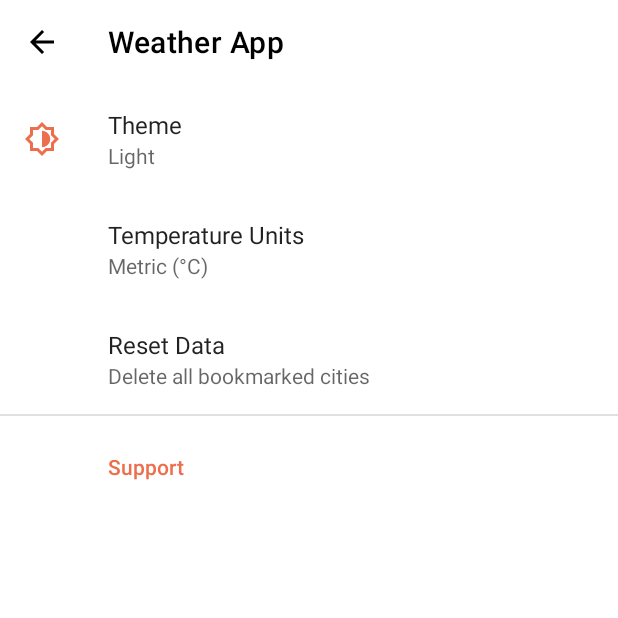
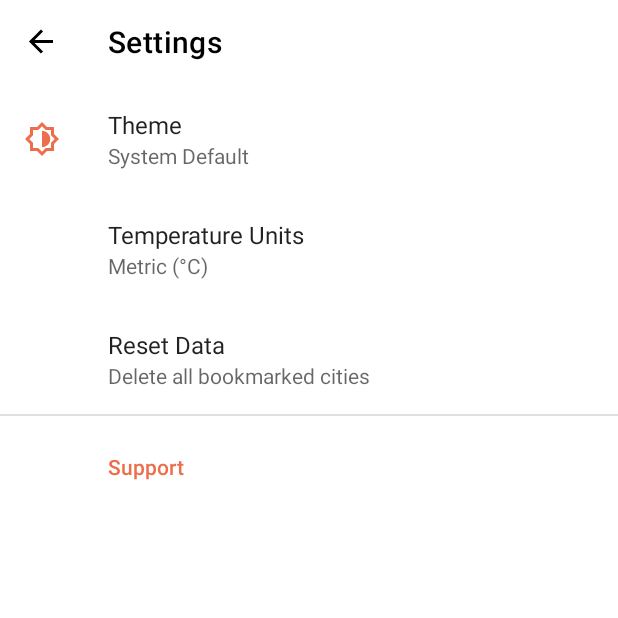
Before and after one commit to s-haji/Open-Weather-App, an Android app: the screen it shows after launch (SettingsActivity before the commit, MainActivity after it), in the options menu, after a tap on "Settings", on a phone screen of 412 x 824 dp, the top half of it. Run offline under Robolectric (Android 15) with nearby library versions, the phone set to English and light mode, and no system bars; our stand-ins replace Dagger/Hilt's generated code, Room's generated code, androidx.preference, navigation-ui; libraries missing offline, so code that uses them is left out: com.jakewharton.retrofit2; 3 statements that could not run were skipped.

Commit message:
chore: Implement Themes Preference Change

```diff
--- a/app/src/main/AndroidManifest.xml
+++ b/app/src/main/AndroidManifest.xml
@@ -22,12 +22,6 @@
                 <category android:name="android.intent.category.LAUNCHER" />
             </intent-filter>
         </activity>
-
-        <activity
-            android:name=".ui.settings.SettingsActivity"
-            android:parentActivityName=".MainActivity"
-            android:theme="@style/Weather.Day" />
-
         <meta-data
             android:name="com.google.android.geo.API_KEY"
             android:value="@string/google_maps_key" />
--- a/app/src/main/java/com/suadahaji/weatherapp/di/ActivityBuildersModule.kt
+++ b/app/src/main/java/com/suadahaji/weatherapp/di/ActivityBuildersModule.kt
@@ -1,7 +1,6 @@
 package com.suadahaji.weatherapp.di
 
 import com.suadahaji.weatherapp.MainActivity
-import com.suadahaji.weatherapp.ui.settings.SettingsActivity
 import dagger.Module
 import dagger.android.ContributesAndroidInjector
 
@@ -9,7 +8,4 @@ import dagger.android.ContributesAndroidInjector
 abstract class ActivityBuildersModule {
     @ContributesAndroidInjector(modules = [FragmentBuildersModule::class])
     abstract fun bindMainActivity(): MainActivity
-
-    @ContributesAndroidInjector()
-    abstract fun bindSettingsActivity(): SettingsActivity
 }
--- a/app/src/main/java/com/suadahaji/weatherapp/ui/citylist/CityListFragment.kt
+++ b/app/src/main/java/com/suadahaji/weatherapp/ui/citylist/CityListFragment.kt
@@ -1,6 +1,5 @@
 package com.suadahaji.weatherapp.ui.citylist
 
-import android.content.Intent
 import android.os.Bundle
 import android.view.*
 import android.widget.SearchView
@@ -17,7 +16,6 @@ import androidx.recyclerview.widget.LinearLayoutManager
 import com.suadahaji.weatherapp.R
 import com.suadahaji.weatherapp.data.models.CityModel
 import com.suadahaji.weatherapp.di.Injectable
-import com.suadahaji.weatherapp.ui.settings.SettingsActivity
 import com.suadahaji.weatherapp.util.UNITS
 import dagger.android.AndroidInjector
 import dagger.android.DispatchingAndroidInjector
@@ -151,7 +149,7 @@ class CityListFragment : Fragment(), Injectable, HasAndroidInjector,
     override fun onOptionsItemSelected(item: MenuItem): Boolean {
         return when (item.itemId) {
             R.id.settings -> {
-                startActivity(Intent(activity, SettingsActivity::class.java))
+                findNavController().navigate(R.id.action_CityListFragment_to_settingsFragment)
                 true
             }
             R.id.help -> {
--- a/app/src/main/java/com/suadahaji/weatherapp/ui/settings/SettingsActivity.kt
+++ /dev/null
@@ -1,26 +0,0 @@
-package com.suadahaji.weatherapp.ui.settings
-
-import android.os.Bundle
-import androidx.appcompat.app.AppCompatActivity
-import com.suadahaji.weatherapp.R
-import dagger.android.AndroidInjector
-import dagger.android.DispatchingAndroidInjector
-import dagger.android.HasAndroidInjector
-import kotlinx.android.synthetic.main.activity_settings.*
-import javax.inject.Inject
-
-class SettingsActivity : AppCompatActivity(), HasAndroidInjector {
-    @Inject
-    lateinit var androidInjector: DispatchingAndroidInjector<Any>
-
-    override fun onCreate(savedInstanceState: Bundle?) {
-        super.onCreate(savedInstanceState)
-        setContentView(R.layout.activity_settings)
-        setSupportActionBar(settingsToolbar)
-        supportActionBar?.setDisplayHomeAsUpEnabled(true)
-    }
-
-    override fun androidInjector(): AndroidInjector<Any> {
-        return androidInjector
-    }
-}
--- a/app/src/main/java/com/suadahaji/weatherapp/ui/settings/SettingsFragment.kt
+++ b/app/src/main/java/com/suadahaji/weatherapp/ui/settings/SettingsFragment.kt
@@ -1,12 +1,39 @@
 package com.suadahaji.weatherapp.ui.settings
 
 import android.os.Bundle
+import androidx.appcompat.app.AppCompatDelegate
+import androidx.preference.ListPreference
+import androidx.preference.Preference
 import androidx.preference.PreferenceFragmentCompat
+import androidx.preference.PreferenceManager
 import com.suadahaji.weatherapp.R
 
 class SettingsFragment : PreferenceFragmentCompat() {
 
     override fun onCreatePreferences(savedInstanceState: Bundle?, rootKey: String?) {
         setPreferencesFromResource(R.xml.root_preferences, rootKey)
+
+        val preferences = PreferenceManager.getDefaultSharedPreferences(activity)
+        val listPreference = findPreference<ListPreference>("theme")
+        listPreference!!.onPreferenceChangeListener =
+            Preference.OnPreferenceChangeListener() { _, newValue ->
+                val teme = newValue as String
+                val value = Integer.parseInt(teme)
+
+                when (value) {
+                    AppCompatDelegate.MODE_NIGHT_YES -> AppCompatDelegate.setDefaultNightMode(
+                        AppCompatDelegate.MODE_NIGHT_YES
+                    )
+                    AppCompatDelegate.MODE_NIGHT_FOLLOW_SYSTEM -> AppCompatDelegate.setDefaultNightMode(
+                        AppCompatDelegate.MODE_NIGHT_FOLLOW_SYSTEM
+                    )
+                    AppCompatDelegate.MODE_NIGHT_NO -> AppCompatDelegate.setDefaultNightMode(
+                        AppCompatDelegate.MODE_NIGHT_NO
+                    )
+
+                }
+                preferences.edit().putString("theme", value.toString()).apply()
+                true
+            }
     }
 }
--- a/app/src/main/res/layout/activity_settings.xml
+++ /dev/null
@@ -1,25 +0,0 @@
-<?xml version="1.0" encoding="utf-8"?>
-<androidx.coordinatorlayout.widget.CoordinatorLayout xmlns:android="http://schemas.android.com/apk/res/android"
-    xmlns:app="http://schemas.android.com/apk/res-auto"
-    xmlns:tools="http://schemas.android.com/tools"
-    android:layout_width="match_parent"
-    android:layout_height="match_parent"
-    app:layout_behavior="@string/appbar_scrolling_view_behavior"
-    tools:context=".ui.settings.SettingsActivity">
-
-    <com.google.android.material.appbar.AppBarLayout
-        android:layout_width="match_parent"
-        android:layout_height="wrap_content"
-        app:liftOnScroll="true">
-
-        <com.google.android.material.appbar.MaterialToolbar
-            android:id="@+id/settingsToolbar"
-            style="@style/Custom.ActionBar"
-            android:layout_width="match_parent"
-            android:layout_height="?attr/actionBarSize" />
-
-    </com.google.android.material.appbar.AppBarLayout>
-
-    <include layout="@layout/content_settings" />
-
-</androidx.coordinatorlayout.widget.CoordinatorLayout>
--- a/app/src/main/res/layout/content_settings.xml
+++ /dev/null
@@ -1,16 +0,0 @@
-<?xml version="1.0" encoding="utf-8"?>
-<androidx.constraintlayout.widget.ConstraintLayout xmlns:android="http://schemas.android.com/apk/res/android"
-    xmlns:app="http://schemas.android.com/apk/res-auto"
-    android:layout_width="match_parent"
-    android:layout_height="match_parent"
-    app:layout_behavior="@string/appbar_scrolling_view_behavior">
-
-    <fragment
-        android:id="@+id/nav_settings"
-        android:name="androidx.navigation.fragment.NavHostFragment"
-        android:layout_width="match_parent"
-        android:layout_height="match_parent"
-        app:defaultNavHost="true"
-        app:navGraph="@navigation/settings_nav" />
-
-</androidx.constraintlayout.widget.ConstraintLayout>
--- a/app/src/main/res/navigation/nav_graph.xml
+++ b/app/src/main/res/navigation/nav_graph.xml
@@ -43,4 +43,8 @@
             app:destination="@id/CityDetailFragment"
             app:popUpTo="@id/CityListFragment" />
     </fragment>
+    <fragment
+        android:id="@+id/settingsFragment"
+        android:name="com.suadahaji.weatherapp.ui.settings.SettingsFragment"
+        android:label="@string/settings" />
 </navigation>
--- a/app/src/main/res/navigation/settings_nav.xml
+++ /dev/null
@@ -1,9 +0,0 @@
-<?xml version="1.0" encoding="utf-8"?>
-<navigation xmlns:android="http://schemas.android.com/apk/res/android"
-    xmlns:app="http://schemas.android.com/apk/res-auto" android:id="@+id/settings_nav"
-    app:startDestination="@id/settingsFragment">
-    <fragment
-        android:id="@+id/settingsFragment"
-        android:name="com.suadahaji.weatherapp.ui.settings.SettingsFragment"
-        android:label="SettingsFragment" />
-</navigation>
--- a/app/src/main/res/values/arrays.xml
+++ b/app/src/main/res/values/arrays.xml
@@ -7,9 +7,9 @@
     </string-array>
 
     <string-array name="theme_values">
-        <item>system_default</item>
-        <item>dark</item>
-        <item>light</item>
+        <item>-1</item>
+        <item>2</item>
+        <item>1</item>
     </string-array>
 
     <string-array name="unit_entries">
--- a/app/src/main/res/values/strings.xml
+++ b/app/src/main/res/values/strings.xml
@@ -44,5 +44,5 @@
     <string name="theme_title">Theme</string>
     <string name="unit_title">Temperature Units</string>
     <string name="unit_default">metric</string>
-    <string name="theme_default">light</string>
+    <string name="theme_default">-1</string>
 </resources>
```
